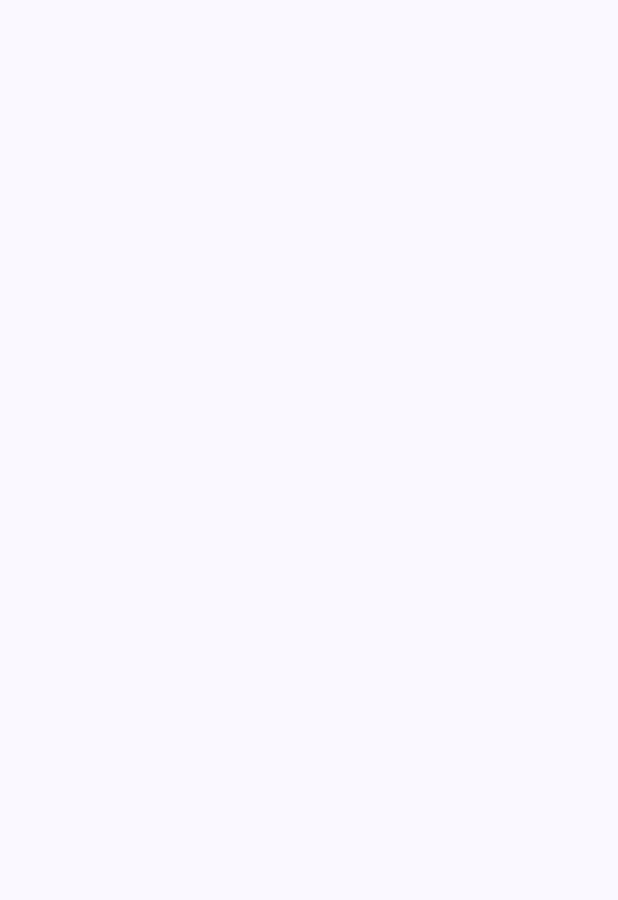
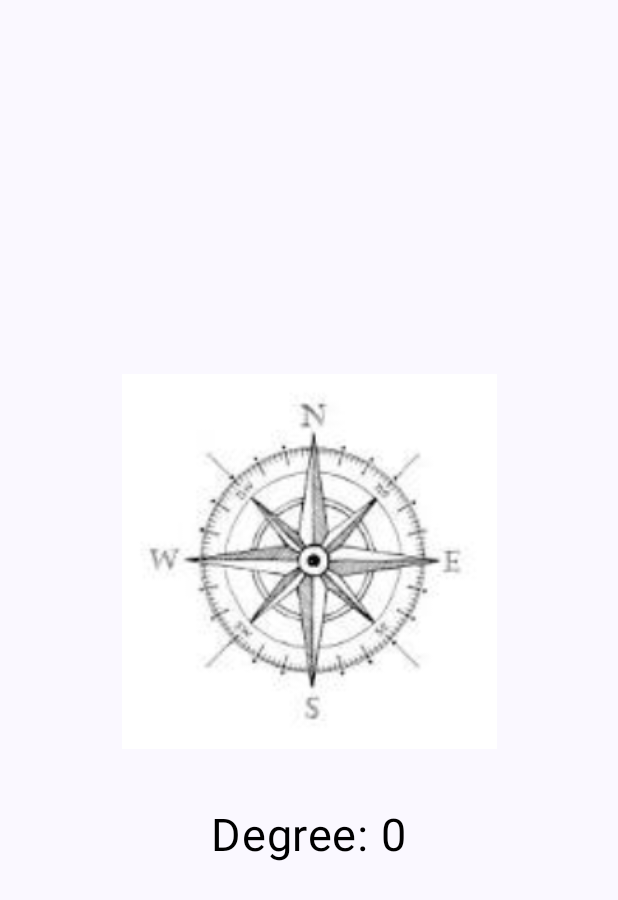
Before and after one commit to esosaphilip/MobileKompass, an Android app built with Jetpack Compose: the screen it shows after launch (MainActivity), on a phone screen of 412 x 824 dp. Before the commit the part shown is empty. Shown: the top 900 px of the screen. Run offline under Robolectric (Android 15) with nearby library versions, the phone set to English and light mode, and no system bars.

```diff
--- a/app/src/main/java/com/esosaphilip/mobilecompass/MainActivity.kt
+++ b/app/src/main/java/com/esosaphilip/mobilecompass/MainActivity.kt
@@ -12,23 +12,27 @@ import androidx.compose.foundation.layout.fillMaxSize
 import androidx.compose.material3.MaterialTheme
 import androidx.compose.material3.Surface
 import androidx.compose.runtime.Composable
+import androidx.compose.runtime.mutableFloatStateOf
 import androidx.compose.ui.Modifier
 import androidx.compose.ui.tooling.preview.Preview
 import com.esosaphilip.mobilecompass.screen.CompassUi
 import com.esosaphilip.mobilecompass.ui.theme.MobileCompassTheme
+import kotlin.math.abs
+import kotlin.math.roundToInt
 
 class MainActivity : ComponentActivity(), SensorEventListener {
       private var sensorManager: SensorManager? = null
       private var rotationSensor: Sensor? = null
 
     // to keep track of the rotation of the Compass
-    private var currentDegree = 0f
 
+    private var previousDegree = 0f // Previous degree value
+    private var currentDegreeState = mutableFloatStateOf(0f)
     override fun onCreate(savedInstanceState: Bundle?) {
         super.onCreate(savedInstanceState)
 
-        val sensorManager = getSystemService(Context.SENSOR_SERVICE) as SensorManager
-        val rotationSensor: Sensor? = sensorManager.getDefaultSensor(Sensor.TYPE_ROTATION_VECTOR)
+         sensorManager = getSystemService(Context.SENSOR_SERVICE) as SensorManager
+         rotationSensor = sensorManager!!.getDefaultSensor(Sensor.TYPE_ROTATION_VECTOR)
 
         setContent {
             MobileCompassTheme {
@@ -38,7 +42,7 @@ class MainActivity : ComponentActivity(), SensorEventListener {
                     color = MaterialTheme.colorScheme.background
                 ) {
 
-                  CompassUi(rotateTo = currentDegree)
+                  CompassUi(rotateTo = currentDegreeState.floatValue)
 
                 }
             }
@@ -46,13 +50,21 @@ class MainActivity : ComponentActivity(), SensorEventListener {
     }
 
     override fun onSensorChanged(event: SensorEvent?) {
-       // most important function
-       val degree = Math.round(event!!.values[0])
+        val rotationMatrix = FloatArray(9)
+        SensorManager.getRotationMatrixFromVector(rotationMatrix, event!!.values)
 
+        val orientationValues = FloatArray(3)
+        SensorManager.getOrientation(rotationMatrix, orientationValues)
 
+        val degree = Math.toDegrees(orientationValues[0].toDouble()).toFloat()
+        val roundedDegree = degree.roundToInt().toFloat() // Round off to the nearest integer
+        currentDegreeState.floatValue = roundedDegree // Update the degree state
 
-        currentDegree = (-degree).toFloat()
-
+        // Stop updating if the device is stationary (change in degree is below a threshold)
+        if (abs(roundedDegree - previousDegree) < 1.0) {
+            sensorManager?.unregisterListener(this)
+        }
+        previousDegree = roundedDegree
     }
 
     override fun onAccuracyChanged(sensor: Sensor?, accuracy: Int) {
--- a/app/src/main/java/com/esosaphilip/mobilecompass/screen/CanvasUiComponent.kt
+++ b/app/src/main/java/com/esosaphilip/mobilecompass/screen/CanvasUiComponent.kt
@@ -1,30 +1,39 @@
 package com.esosaphilip.mobilecompass.screen
 
 import androidx.compose.animation.core.animateFloatAsState
+import androidx.compose.animation.core.tween
 import androidx.compose.foundation.Image
-import androidx.compose.foundation.layout.fillMaxSize
+import androidx.compose.foundation.layout.fillMaxWidth
+import androidx.compose.foundation.layout.height
 import androidx.compose.material3.Text
 import androidx.compose.runtime.Composable
 import androidx.compose.runtime.getValue
 import androidx.compose.ui.Modifier
-import androidx.compose.ui.draw.alpha
+import androidx.compose.ui.draw.rotate
+import androidx.compose.ui.graphics.Color
 import androidx.compose.ui.res.painterResource
 import androidx.compose.ui.res.stringResource
 import androidx.compose.ui.text.font.FontStyle
+import androidx.compose.ui.unit.dp
 import androidx.compose.ui.unit.sp
 import com.esosaphilip.mobilecompass.R
 
 @Composable
 fun CompassImage(rotate: Float) {
 
+    val animatedRotation by animateFloatAsState(
+        targetValue = rotate,
+        animationSpec = tween(durationMillis = 500), label = "" // Adjust the duration as needed
+    )
 
-    val turnTo by animateFloatAsState(targetValue = rotate, label = "")
 
     painterResource(id = R.drawable.compass).apply {
 
         Image(
-            modifier = Modifier.fillMaxSize()
-                .alpha(turnTo),
+            modifier = Modifier
+                .height(250.dp)
+                .fillMaxWidth()
+                .rotate(animatedRotation),
             painter = this,
             contentDescription = stringResource(id = R.string.image_description)
         )
@@ -35,5 +44,5 @@ fun CompassImage(rotate: Float) {
 
 @Composable
 fun DegreeCount(degree: Float) {
-    Text(text = degree.toString(), fontSize = 30.sp, fontStyle = FontStyle.Normal )
+    Text(text = "Degree: ${degree.toInt()}", fontSize = 30.sp, fontStyle = FontStyle.Normal, color = Color.Black )
 }
--- a/app/src/main/java/com/esosaphilip/mobilecompass/screen/CompassUi.kt
+++ b/app/src/main/java/com/esosaphilip/mobilecompass/screen/CompassUi.kt
@@ -1,7 +1,6 @@
 package com.esosaphilip.mobilecompass.screen
 
 import androidx.compose.foundation.layout.Arrangement
-import androidx.compose.foundation.layout.Box
 import androidx.compose.foundation.layout.Column
 import androidx.compose.foundation.layout.Spacer
 import androidx.compose.foundation.layout.fillMaxSize
@@ -17,20 +16,17 @@ import com.esosaphilip.mobilecompass.ui.theme.MobileCompassTheme
 @Composable
 fun CompassUi(rotateTo: Float) {
 
-
-        Box(
-          modifier = Modifier.fillMaxSize(),
-              contentAlignment = Alignment.Center
-        ){
             Column(
+                modifier = Modifier.fillMaxSize(),
                 verticalArrangement = Arrangement.Center,
                 horizontalAlignment = Alignment.CenterHorizontally
             ){
                 CompassImage(rotateTo)
-                Spacer(modifier = Modifier.padding(15.dp))
+                Spacer(modifier = Modifier.padding(20.dp))
                 DegreeCount(degree = rotateTo)
+
             }
-        }
+
 }
 
 
@@ -39,6 +35,6 @@ fun CompassUi(rotateTo: Float) {
 @Composable
 fun CompassPreview(){
     MobileCompassTheme {
-        CompassUi(70f)
+        CompassUi(120f)
     }
 }
```
Also changed, not shown: 2 other files.
